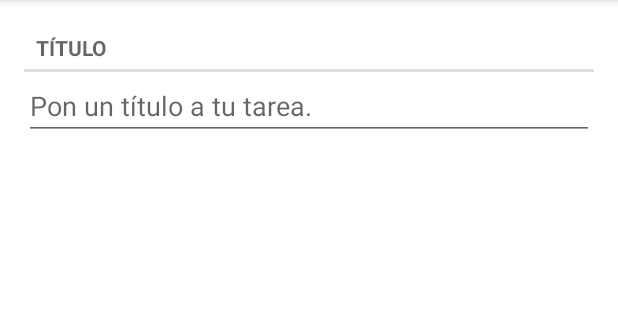
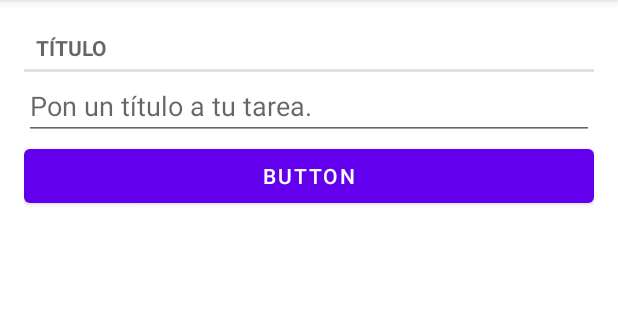
Before and after one commit to reivax26/todoList, an Android app: the screen it shows after launch (MainActivity), after a tap on an icon or button, on a phone screen of 412 x 824 dp, the part 84-404 px from its top. Run offline under Robolectric (Android 15) with nearby library versions, the phone set to English and light mode, and no system bars.

Commit message:
volver a main activity desde fragment

```diff
--- a/app/build.gradle
+++ b/app/build.gradle
@@ -32,6 +32,7 @@ dependencies {
     implementation 'androidx.appcompat:appcompat:1.4.1'
     implementation 'com.google.android.material:material:1.5.0'
     implementation 'androidx.constraintlayout:constraintlayout:2.1.3'
+    implementation 'com.google.firebase:firebase-inappmessaging:20.0.0'
     testImplementation 'junit:junit:4.13.2'
     androidTestImplementation 'androidx.test.ext:junit:1.1.3'
     androidTestImplementation 'androidx.test.espresso:espresso-core:3.4.0'
--- a/app/src/main/java/com/xavier/pouyadoux/prog1/todolist/ListFragment.java
+++ b/app/src/main/java/com/xavier/pouyadoux/prog1/todolist/ListFragment.java
@@ -1,11 +1,14 @@
 package com.xavier.pouyadoux.prog1.todolist;
 
+import android.content.Context;
+import android.content.Intent;
 import android.os.Bundle;
 import android.text.Editable;
 import android.text.TextWatcher;
 import android.view.LayoutInflater;
 import android.view.View;
 import android.view.ViewGroup;
+import android.widget.Button;
 import android.widget.EditText;
 
 import androidx.annotation.NonNull;
@@ -13,20 +16,34 @@ import androidx.fragment.app.Fragment;
 
 public class ListFragment extends Fragment {
 
-    private Tarea Tarea;
+    private Tarea ntarea;
     private EditText mTitleField;
+    Context context;
 
     @Override
     public void onCreate(Bundle savedInstanceState) {
         super.onCreate(savedInstanceState);
-
-        Tarea = new Tarea();
+        ntarea = new Tarea();
 
     }
+
+
 
     @Override
     public View onCreateView(@NonNull LayoutInflater inflater, ViewGroup container, Bundle savedInstanceState) {
         View v = inflater.inflate(R.layout.tarea_fragment, container, false);
+
+        Button mButtonAddTarea = (Button) v.findViewById(R.id.button);
+        mButtonAddTarea.setOnClickListener(new View.OnClickListener() {
+            @Override
+            public void onClick(View view) {
+                View rootView = inflater.inflate(R.layout.activity_main, container, false);
+                context = rootView.getContext(); // Assign your rootView to context
+
+                Intent myIntent = new Intent(context, MainActivity.class);
+                startActivity(myIntent);
+            }
+        });
 
 
         mTitleField = (EditText) v.findViewById(R.id.tarea_titulo);
@@ -39,14 +56,18 @@ public class ListFragment extends Fragment {
 
             @Override
             public void onTextChanged(CharSequence charSequence, int i, int i1, int i2) {
-                Tarea.setTitle(toString());
+                ntarea.setTitle(toString());
             }
 
             @Override
             public void afterTextChanged(Editable editable) {
 
             }
+
+
         });
+
+
 
         return v;
     }
--- a/app/src/main/java/com/xavier/pouyadoux/prog1/todolist/MainActivity.java
+++ b/app/src/main/java/com/xavier/pouyadoux/prog1/todolist/MainActivity.java
@@ -107,7 +107,7 @@ public class MainActivity extends AppCompatActivity {
         public void bind(Tarea tarea) {
             mTarea = tarea;
             mTituloTextView.setText(mTarea.getTitle());
-//            mButtonEstado.setOnClickListener(m);
+            //  mButtonEstado.setOnClickListener();
 
         }
 
--- a/app/src/main/java/com/xavier/pouyadoux/prog1/todolist/TareaLab.java
+++ b/app/src/main/java/com/xavier/pouyadoux/prog1/todolist/TareaLab.java
@@ -21,7 +21,7 @@ public class TareaLab {
     private TareaLab(Context context) {
         mTareas = new ArrayList<>();
 
-        for (int i = 0; i < 2; i++) {
+        for (int i = 0; i < mTareas.size(); i++) {
             Tarea tarea = new Tarea();
             tarea.setTitle("Tarea #" + i);
             tarea.setRealizado(i % 2 == 0);
--- a/app/src/main/res/layout/activity_main.xml
+++ b/app/src/main/res/layout/activity_main.xml
@@ -2,7 +2,6 @@
 <LinearLayout
     android:id="@+id/fragment_container"
     xmlns:android="http://schemas.android.com/apk/res/android"
-    xmlns:app="http://schemas.android.com/apk/res-auto"
     xmlns:tools="http://schemas.android.com/tools"
     android:layout_width="match_parent"
     android:layout_height="match_parent"
--- a/app/src/main/res/layout/activity_tarea.xml
+++ /dev/null
@@ -1,5 +0,0 @@
-<FrameLayout
-
-    xmlns:android="http://schemas.android.com/apk/res/android"
-    android:layout_width="match_parent"
-    android:layout_height="match_parent"/>
--- a/app/src/main/res/layout/tarea_fragment.xml
+++ b/app/src/main/res/layout/tarea_fragment.xml
@@ -17,4 +17,10 @@
         android:layout_height="wrap_content"
         android:hint="@string/pon_titulo_tarea"/>
 
+    <Button
+        android:id="@+id/button"
+        android:layout_width="match_parent"
+        android:layout_height="wrap_content"
+        android:text="Button" />
+
 </LinearLayout>
```
